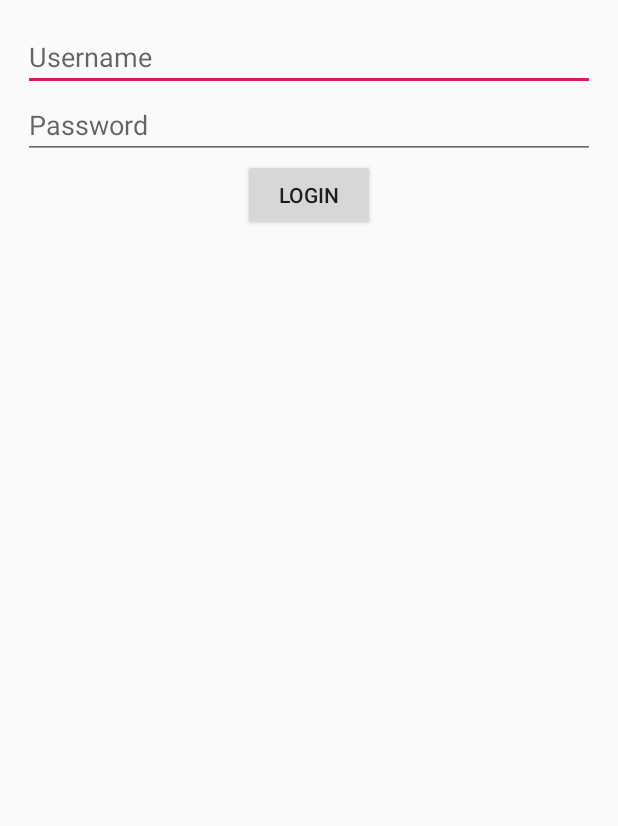
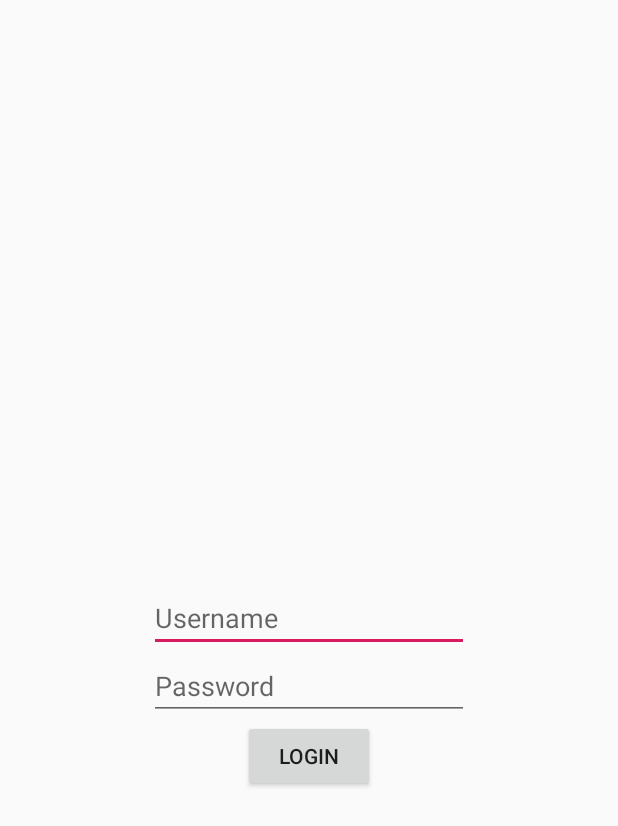
Before and after one commit to HardBlaster/Pedometer, an Android app: the layout login.xml on its own in the app's theme, with its tools: preview values and no code run, on a phone screen of 412 x 824 dp. Shown: the top 826 px of the screen. Run offline under Robolectric (Android 15) with nearby library versions, the phone set to English and light mode, and no system bars.

Commit message:
master: ConstraintLayout added to Login, databinding started

```diff
--- /dev/null
+++ b/app/src/main/java/hu/unideb/pedometer/LoginModel.java
@@ -0,0 +1,4 @@
+package hu.unideb.pedometer;
+
+public class LoginModel {
+}
--- a/app/src/main/res/layout/login.xml
+++ b/app/src/main/res/layout/login.xml
@@ -1,33 +1,57 @@
 <?xml version="1.0" encoding="utf-8"?>
-<LinearLayout xmlns:android="http://schemas.android.com/apk/res/android"
-    android:orientation="vertical" android:layout_width="match_parent"
-    android:layout_height="match_parent"
-    android:layout_margin="15dp">
+<layout xmlns:android="http://schemas.android.com/apk/res/android"
+    xmlns:app="http://schemas.android.com/apk/res-auto">
+
+    <data>
+        <variable
+            name="loginmodel"
+            type="hu.unideb.pedometer.LoginModel" />
+    </data>
+
+    <androidx.constraintlayout.widget.ConstraintLayout
+        android:layout_width="match_parent"
+        android:layout_height="match_parent">
 
         <EditText
-        android:layout_width="match_parent"
+            android:id="@+id/login_username"
+            android:layout_width="wrap_content"
             android:layout_height="wrap_content"
-        android:id="@+id/login_username"
-        android:hint="@string/username"/>
+            android:ems="10"
+            android:hint="@string/username"
+            android:inputType="textPersonName"
+            app:layout_constraintBottom_toBottomOf="parent"
+            app:layout_constraintEnd_toEndOf="parent"
+            app:layout_constraintStart_toStartOf="parent"
+            app:layout_constraintTop_toTopOf="parent" />
 
         <EditText
-        android:layout_width="match_parent"
+            android:id="@+id/login_password"
+            android:layout_width="wrap_content"
             android:layout_height="wrap_content"
-        android:id="@+id/login_password"
+            android:ems="10"
             android:hint="@string/password"
-        android:inputType="textPassword"/>
+            android:inputType="textPassword"
+            app:layout_constraintEnd_toEndOf="parent"
+            app:layout_constraintStart_toStartOf="parent"
+            app:layout_constraintTop_toBottomOf="@+id/login_username" />
 
         <Button
+            android:id="@+id/login_login"
             android:layout_width="wrap_content"
             android:layout_height="wrap_content"
-        android:id="@+id/login_login"
-        android:layout_gravity="center_horizontal"
-        android:text="@string/login"/>
+            android:text="@string/login"
+            app:layout_constraintEnd_toEndOf="parent"
+            app:layout_constraintStart_toStartOf="parent"
+            app:layout_constraintTop_toBottomOf="@+id/login_password" />
 
         <TextView
+            android:id="@+id/login_message"
             android:layout_width="wrap_content"
             android:layout_height="wrap_content"
-        android:id="@+id/login_message"
-        android:layout_gravity="center_horizontal"/>
+            android:layout_gravity="center_horizontal"
+            app:layout_constraintEnd_toEndOf="parent"
+            app:layout_constraintStart_toStartOf="parent"
+            app:layout_constraintTop_toBottomOf="@+id/login_login" />
 
-</LinearLayout>
+    </androidx.constraintlayout.widget.ConstraintLayout>
+</layout>
```
Lines whose indentation alone changed are shown as unchanged.
